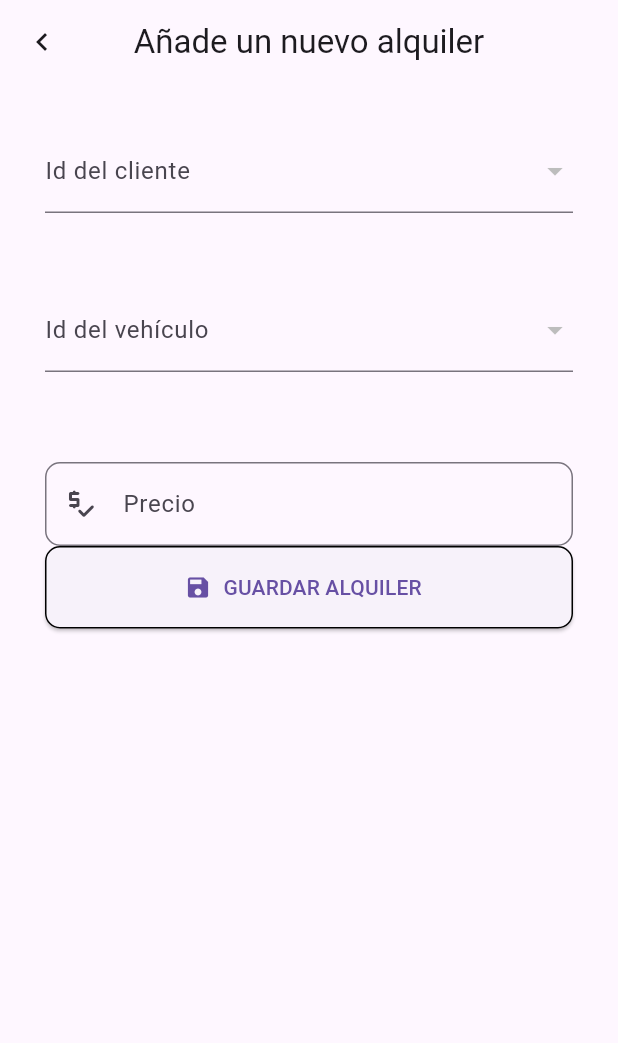
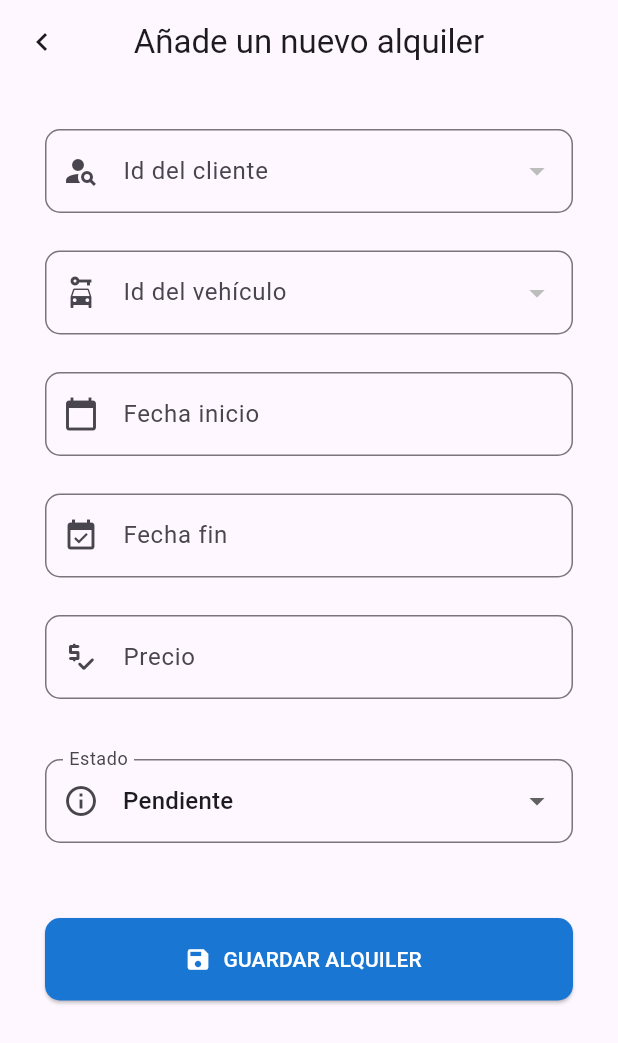
Before and after one commit to javiniieves/rebooty_repair, a Flutter app: the PantallaAnyadirAlquiler screen opened by its route, on a phone screen of 412 x 824 dp. Shown: the top 1043 px of the screen. Run offline on Flutter 3.47's test engine with Material 3 defaults, Android fonts, the phone set to English and light mode, and no system bars; our stand-ins replace sqflite, sqflite_common_ffi; accounts and stored records are empty.

Commit message:
Terminada pantalla añadir alquiler

```diff
--- a/lib/main.dart
+++ b/lib/main.dart
@@ -5,6 +5,8 @@ import 'package:rebooty_repair/screens/Principal.dart';
 import 'package:rebooty_repair/screens/anyadir/anyadir_alquiler.dart';
 import 'package:rebooty_repair/screens/anyadir/anyadir_clientes.dart';
 import 'package:rebooty_repair/screens/anyadir/anyadir_vehiculos.dart';
+import 'package:rebooty_repair/screens/buscar/busquedaCliente.dart';
+import 'package:rebooty_repair/screens/buscar/busquedaVehiculo.dart';
 
 import 'package:sqflite_common_ffi/sqflite_ffi.dart';
 
@@ -34,7 +36,6 @@ class AppAlquilerCoches extends StatelessWidget {
         "buscar_cliente" : (context) => PantallaBusquedaCliente(),
         "buscar_vehiculo" : (context) => PantallaBusquedaVehiculo(),
         //"buscar_alquiler" : (context) => PantallaAnyadirAlquiler(),
-
       },
     );
   }
--- a/lib/screens/anyadir/anyadir_alquiler.dart
+++ b/lib/screens/anyadir/anyadir_alquiler.dart
@@ -25,7 +25,7 @@ class _PantallaAnyadirAlquilerState extends State<PantallaAnyadirAlquiler> {
   final _fechaInicioController = TextEditingController();
   final _fechaFinController = TextEditingController();
 
-  bool esInicio = true;
+  String estadoActual = "Pendiente";
 
   Future<void> cargarIdsClientes() async {
     final baseDatos = await DatabaseHelper.proyectodb();
@@ -53,30 +53,6 @@ class _PantallaAnyadirAlquilerState extends State<PantallaAnyadirAlquiler> {
       whereArgs: ["Disponible"],
     );
 
-    Future<void> seleccionarFecha() async {
-      final DateTime? fechaElegida = await showDatePicker(
-        context: context,
-        firstDate: DateTime(2026),
-        lastDate: DateTime(2027),
-      );
-
-      if (fechaElegida != null) {
-        setState(() {
-          // Guardamos la fecha y la formateamos para el texto (Año-Mes-Día)
-          String fechaFormateada =
-              "${fechaElegida.year}-${fechaElegida.month}-${fechaElegida.day}";
-
-          if (esInicio) {
-            fechaInicio = fechaElegida;
-            _fechaInicioController.text = fechaFormateada;
-          } else {
-            fechaFin = fechaElegida;
-            _fechaFinController.text = fechaFormateada;
-          }
-        });
-      }
-    }
-
     // convertimos cada cliente a un String con su dni
     // una vez todos convertidos, actualizamos la lista con los id de los clientes
     setState(() {
@@ -90,38 +66,37 @@ class _PantallaAnyadirAlquilerState extends State<PantallaAnyadirAlquiler> {
   void initState() {
     super.initState();
     cargarIdsClientes();
-    cargarIdsClientes();
+    cargarIdsVehiculos();
   }
 
   @override
   Widget build(BuildContext context) {
     return Scaffold(
       appBar: AppBar(
-        title: Text("Añade un nuevo alquiler"),
+        title: const Text("Añade un nuevo alquiler"),
         centerTitle: true,
         leading: IconButton(
-          onPressed: () {
-            Navigator.pop(context);
-          },
-          icon: Icon(Icons.chevron_left_outlined),
+          onPressed: () => Navigator.pop(context),
+          icon: const Icon(Icons.chevron_left_outlined),
         ),
       ),
-
-      body: Padding(
+      body: SingleChildScrollView(
         padding: const EdgeInsets.all(30.0),
         child: Form(
           key: _formKey,
           child: Column(
+            crossAxisAlignment: CrossAxisAlignment.start,
             children: [
               // menú con los ids de los cliente disponibles
               DropdownButtonFormField(
                 value: _idClienteSeleccionado,
-                decoration: InputDecoration(labelText: "Id del cliente"),
+                decoration: InputDecoration(
+                  labelText: "Id del cliente",
+                  prefixIcon: const Icon(Icons.person_search),
+                  border: OutlineInputBorder(borderRadius: BorderRadius.circular(10)),
+                ),
                 items: listaIdsClientes.map((idActual) {
-                  return DropdownMenuItem(
-                    value: idActual,
-                    child: Text(idActual),
-                  );
+                  return DropdownMenuItem(value: idActual, child: Text(idActual));
                 }).toList(),
                 onChanged: (nuevoId) {
                   setState(() {
@@ -130,17 +105,18 @@ class _PantallaAnyadirAlquilerState extends State<PantallaAnyadirAlquiler> {
                 },
               ),
 
-              SizedBox(height: 50),
+              const SizedBox(height: 25),
 
               // menú con los ids de los vehiculos disponibles
               DropdownButtonFormField(
                 value: idVehiculoSeleccionado,
-                decoration: InputDecoration(labelText: "Id del vehículo"),
+                decoration: InputDecoration(
+                  labelText: "Id del vehículo",
+                  prefixIcon: const Icon(Icons.car_rental),
+                  border: OutlineInputBorder(borderRadius: BorderRadius.circular(10)),
+                ),
                 items: listaIdsVehiculos.map((idActual) {
-                  return DropdownMenuItem(
-                    value: idActual,
-                    child: Text(idActual),
-                  );
+                  return DropdownMenuItem(value: idActual, child: Text(idActual));
                 }).toList(),
                 onChanged: (nuevoId) {
                   setState(() {
@@ -149,21 +125,47 @@ class _PantallaAnyadirAlquilerState extends State<PantallaAnyadirAlquiler> {
                 },
               ),
 
-              SizedBox(height: 60),
+              const SizedBox(height: 25),
+
+              // elegir fecha inicio
+              TextFormField(
+                controller: _fechaInicioController,
+                readOnly: true,
+                decoration: InputDecoration(
+                  labelText: "Fecha inicio",
+                  prefixIcon: const Icon(Icons.calendar_today),
+                  border: OutlineInputBorder(borderRadius: BorderRadius.circular(10)),
+                ),
+                onTap: () => seleccionarFecha(true),
+              ),
+
+              const SizedBox(height: 25),
+
+              // elegir fecha fin
+              TextFormField(
+                controller: _fechaFinController,
+                readOnly: true,
+                decoration: InputDecoration(
+                  labelText: "Fecha fin",
+                  prefixIcon: const Icon(Icons.event_available),
+                  border: OutlineInputBorder(borderRadius: BorderRadius.circular(10)),
+                ),
+                onTap: () => seleccionarFecha(false),
+              ),
+
+              const SizedBox(height: 25),
 
               // introducir precio
               TextFormField(
                 controller: _precioController,
+                keyboardType: TextInputType.number,
                 decoration: InputDecoration(
                   labelText: "Precio",
                   prefixIcon: const Icon(Icons.price_check_rounded),
-                  border: OutlineInputBorder(
-                    borderRadius: BorderRadius.circular(10),
-                  ),
+                  border: OutlineInputBorder(borderRadius: BorderRadius.circular(10)),
                 ),
-
                 validator: (value) {
-                  // Comprobamos si está vacío
+                  // Comprobamos si el precio está vacío
                   if (value == null || value.isEmpty) {
                     return "Por favor, introduce un precio";
                   }
@@ -180,6 +182,43 @@ class _PantallaAnyadirAlquilerState extends State<PantallaAnyadirAlquiler> {
                   return null;
                 },
               ),
+
+              const SizedBox(height: 40),
+
+              // elegir estado del alquiler
+              DropdownButtonFormField(
+                // el valor será la variable que indica el estado actual del coche
+                value: estadoActual,
+
+                decoration: InputDecoration(
+                  labelText: "Estado",
+                  prefixIcon: const Icon(Icons.info_outline),
+                  border: OutlineInputBorder(borderRadius: BorderRadius.circular(10)),
+                ),
+
+                // el desplegable tiene 3 estado a elegir
+                // cada uno de esos estados lo mapeamos para crearlo como DropdownMenuItem
+                // su valor y es el mismo que su texto (ej: "Pendiente", "Terminado"...)
+                items: ["Pendiente", "En proceso", "Terminado"].map((
+                    estadoActual,
+                    ) {
+                  return DropdownMenuItem(
+                    value: estadoActual,
+                    child: Text(estadoActual),
+                  );
+                }).toList(),
+                // convertimos a lista porque items nos pide la lista con los valores del DropdownButtonFormField
+
+                // al pulsar en uno de los desplegables del menú, actualizamos la variable con
+                // el estado actual del coche para que sea ahora el valor del desplegable pulsado
+                onChanged: (nuevoEstado) {
+                  setState(() {
+                    estadoActual = nuevoEstado!;
+                  });
+                },
+              ),
+
+              const SizedBox(height: 50),
 
               // botón de añadir alquiler
               SizedBox(
@@ -212,9 +251,10 @@ class _PantallaAnyadirAlquilerState extends State<PantallaAnyadirAlquiler> {
                   icon: const Icon(Icons.save),
                   label: const Text("GUARDAR ALQUILER"),
                   style: ElevatedButton.styleFrom(
+                    backgroundColor: Colors.blue.shade700,
+                    foregroundColor: Colors.white,
                     shape: RoundedRectangleBorder(
                       borderRadius: BorderRadius.circular(10),
-                      side: const BorderSide(),
                     ),
                   ),
                 ),
@@ -225,4 +265,38 @@ class _PantallaAnyadirAlquilerState extends State<PantallaAnyadirAlquiler> {
       ),
     );
   }
+
+  /// metodo para elegir una fecha
+  Future<void> seleccionarFecha(bool esInicio) async {
+    DateTime fechaHoy = DateTime.now();
+
+    // dejamos que el usuario elija la fecha y la guardamos esa fecha
+    final DateTime? fechaElegida = await showDatePicker(
+      context: context,
+      // el día en el que se abrirá el calendario
+      // si no ha escogido fecha de inicio es el dia de hoy
+      // si ya la ha elegido (es porque va a rellenar la fecha de fin)
+      // por lo que mostramos es calendario a partir de la fecha de inicio
+      initialDate: esInicio ? fechaHoy : (fechaInicio ?? fechaHoy),
+      firstDate: DateTime(2024),
+      // limite es dentro de 5 años
+      lastDate: fechaHoy.add(const Duration(days: 365 * 5)),
+    );
+
+    if (fechaElegida != null) {
+      setState(() {
+        // Guardamos la fecha y la formateamos para el texto (Año-Mes-Día)
+        String fechaFormateada =
+            "${fechaElegida.year}-${fechaElegida.month.toString().padLeft(2, '0')}-${fechaElegida.day.toString().padLeft(2, '0')}";
+
+        if (esInicio) {
+          fechaInicio = fechaElegida;
+          _fechaInicioController.text = fechaFormateada;
+        } else {
+          fechaFin = fechaElegida;
+          _fechaFinController.text = fechaFormateada;
+        }
+      });
+    }
+  }
 }
--- a/lib/screens/anyadir/anyadir_clientes.dart
+++ b/lib/screens/anyadir/anyadir_clientes.dart
@@ -108,7 +108,7 @@ class _PantallaAnyadirClientesState extends State<PantallaAnyadirClientes> {
                       // guardamos la base de datos
                       final baseDatos = await DatabaseHelper.proyectodb();
 
-                      // insertamos en la tabal "clientes" los datos que hemos cogido
+                      // insertamos en la tabla "clientes" los datos que hemos cogido
                       await baseDatos.insert("clientes", {
                         "nombre": _nombreController.text,
                         "dni": _dniController.text,
@@ -127,9 +127,10 @@ class _PantallaAnyadirClientesState extends State<PantallaAnyadirClientes> {
                     icon: const Icon(Icons.save),
                     label: const Text("GUARDAR CLIENTE"),
                     style: ElevatedButton.styleFrom(
+                      backgroundColor: Colors.blue.shade700,
+                      foregroundColor: Colors.white,
                       shape: RoundedRectangleBorder(
                         borderRadius: BorderRadius.circular(10),
-                        side: const BorderSide(),
                       ),
                     ),
                   ),
```
Also changed, not shown: lib/screens/anyadir/anyadir_vehiculos.dart (+6 -5 lines).
